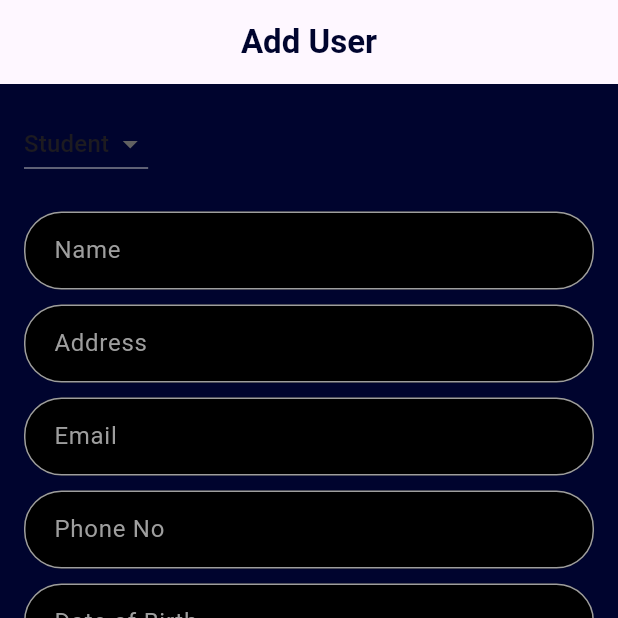
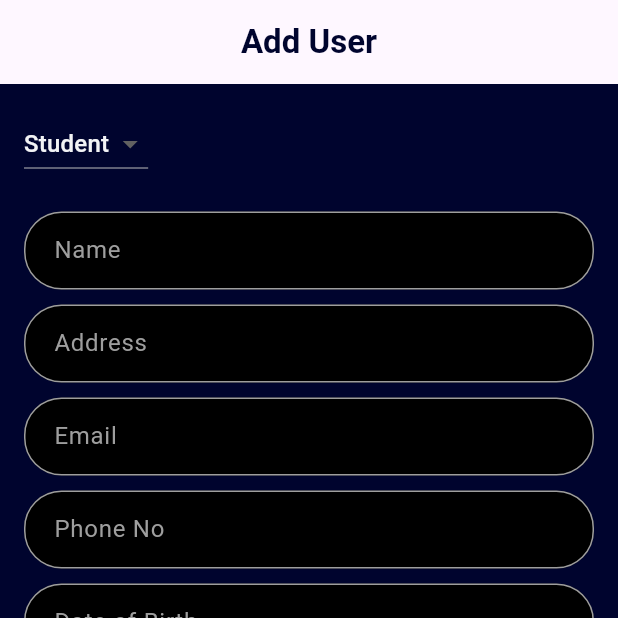
Before and after one commit to Manish0045/go-school-app, a Flutter app: the AddUserScreen screen opened directly, after a tap on "Add User", on a phone screen of 412 x 824 dp, the top half of it. Run offline on Flutter 3.47's test engine with Material 3 defaults, Android fonts, the phone set to English and light mode, and no system bars; our stand-ins replace cloud_firestore, convex_bottom_bar, firebase_auth, firebase_core, fl_chart, slide_to_act; missing offline and left inert: barcode_scan2; accounts and stored records are empty.

Commit message:
minor bugs fixings

```diff
--- /dev/null
+++ b/devtools_options.yaml
@@ -0,0 +1,4 @@
+description: This file stores settings for Dart & Flutter DevTools.
+documentation: https://docs.flutter.dev/tools/devtools/extensions#configure-extension-enablement-states
+extensions:
+  - provider: true
--- a/lib/screens/admin/add_user_screen.dart
+++ b/lib/screens/admin/add_user_screen.dart
@@ -1,4 +1,5 @@
 import 'package:flutter/material.dart';
+import 'package:go_school_application/constants/constant_colors.dart';
 import 'package:go_school_application/models/user_model.dart';
 import 'package:go_school_application/services/auth_services.dart';
 import 'package:go_school_application/services/user_services.dart';
@@ -65,7 +66,6 @@
     _qualificationController.clear();
     _adminEmployeeIdController.clear();
 
-    // Optionally reset the role to the default value.
     setState(() {
       _selectedRole = "Student";
     });
@@ -77,20 +77,17 @@
     });
 
     try {
-      // Register user with Firebase Auth
       var userCredential = await _authServices.signUpUser(
         name: _nameController.text,
         email: _emailController.text,
-        password: "12345678", // Default password, should be changed
+        password: "12345678",
       );
 
       if (userCredential != null) {
-        // String userId = userCredential.
         UserModel? userData =
             await UserServices().getUserByEmail(_emailController.text);
         String userId = userData!.email;
 
-        // Create a new user model based on the role selected
         UserModel userModel;
         if (_selectedRole == "Student") {
           userModel = Student(
@@ -138,7 +135,6 @@
           );
         }
 
-        // Save user to the database
         String result = await _userServices.createUser(userModel);
         ScaffoldMessenger.of(context)
             .showSnackBar(SnackBar(content: Text(result)));
@@ -177,7 +173,10 @@
                           .map<DropdownMenuItem<String>>((String value) {
                         return DropdownMenuItem<String>(
                           value: value,
-                          child: Text(value),
+                          child: Text(
+                            value,
+                            style: TextStyle(color: textColor),
+                          ),
                         );
                       }).toList(),
                     ),
```
Also changed, not shown: 1 other file.
